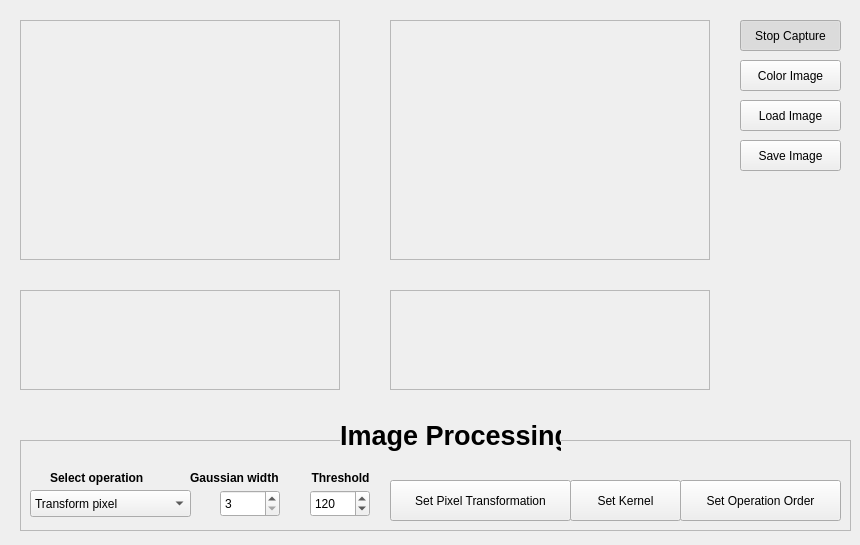
Qt form mainwindow.ui (CristinaMG/VisionArtificial) before a commit.
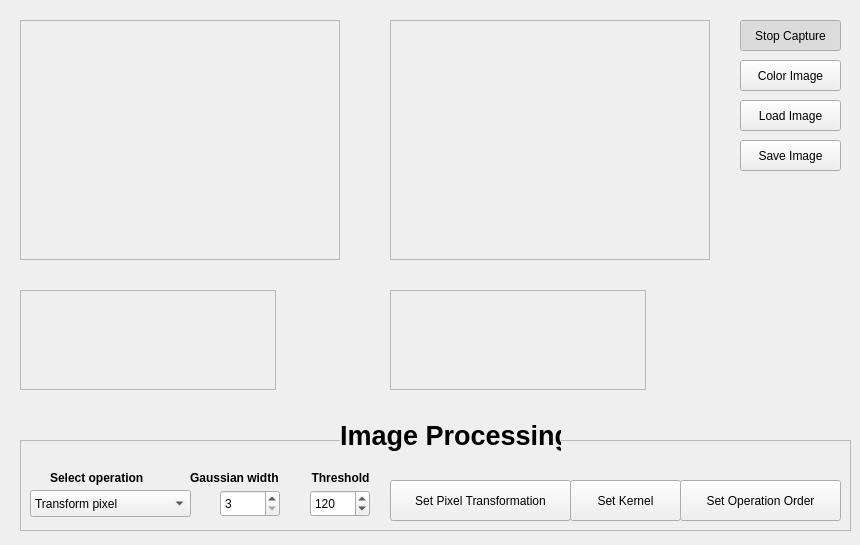
The same form after that commit.

```diff
--- a/mainwindow.ui
+++ b/mainwindow.ui
@@ -337,7 +337,7 @@
     <rect>
      <x>20</x>
      <y>290</y>
-     <width>320</width>
+     <width>256</width>
      <height>100</height>
     </rect>
    </property>
@@ -353,7 +353,7 @@
     <rect>
      <x>390</x>
      <y>290</y>
-     <width>320</width>
+     <width>256</width>
      <height>100</height>
     </rect>
    </property>
```
